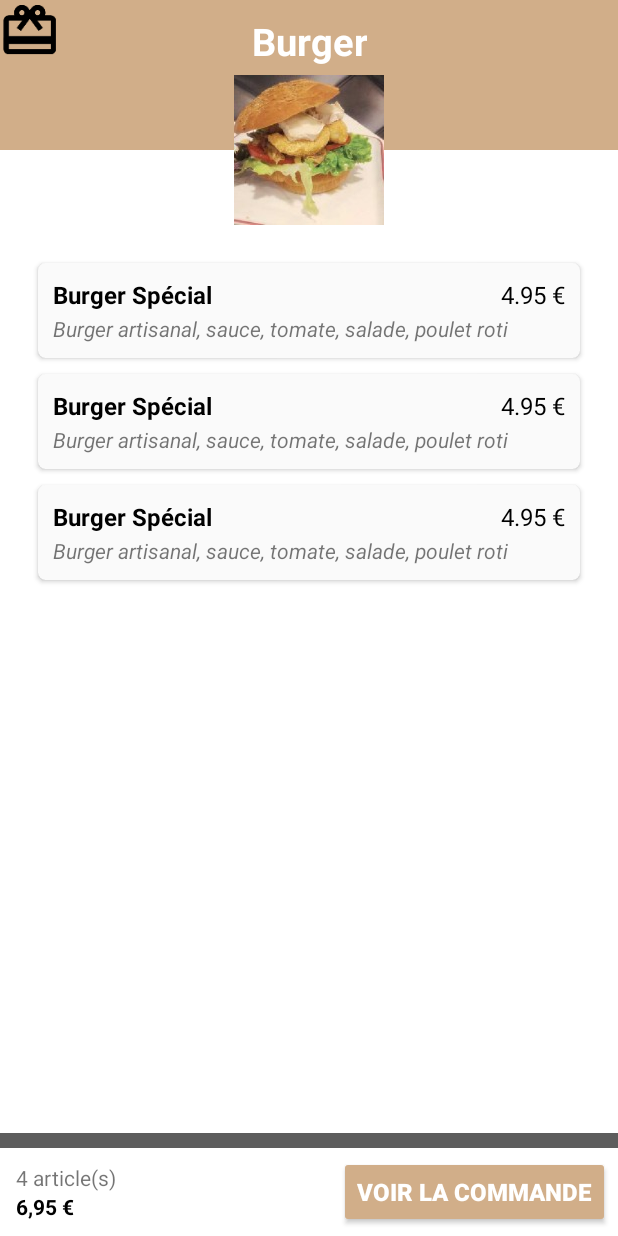
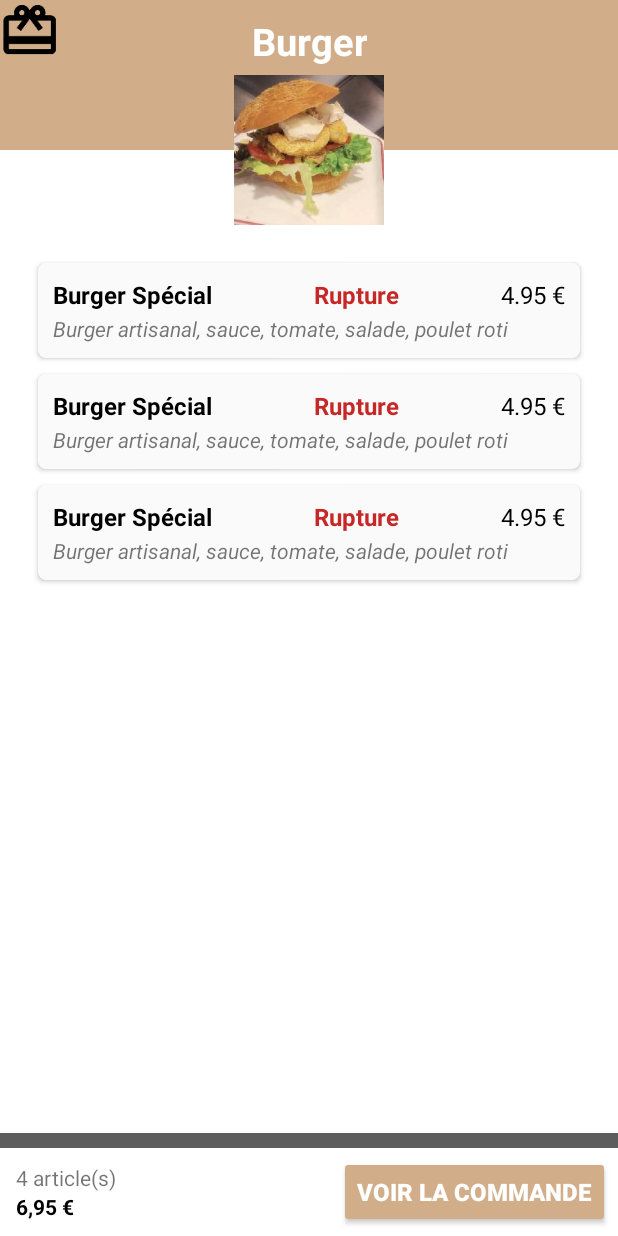
Before and after one commit to Anth06ny/Ergot, an Android app: the layout activity_product_list.xml on its own in the app's theme, with its tools: preview values and no code run, on a phone screen of 412 x 824 dp. Run offline under Robolectric (Android 15) with nearby library versions, the phone set to English and light mode, and no system bars.

Commit message:
Gestion de la rupture d'un produit

```diff
--- a/app/src/main/java/ergot/anthony/com/ergot/MyApplication.java
+++ b/app/src/main/java/ergot/anthony/com/ergot/MyApplication.java
@@ -1,11 +1,13 @@
 package ergot.anthony.com.ergot;
 
 import android.app.Application;
+import android.util.Log;
 
 import com.crashlytics.android.Crashlytics;
 import com.squareup.otto.Bus;
 
 import ergot.anthony.com.ergot.model.bean.CommandeBean;
+import ergot.anthony.com.ergot.transverse.utils.SharedPreferenceUtils;
 import io.fabric.sdk.android.Fabric;
 
 /**
@@ -18,8 +20,6 @@ public class MyApplication extends Application {
      * AFaire
      *
      *
-     * Trouver comment faire en sorte que le push fonctionne même en bg
-     * Gerer le clic sur la notification retourne bien MainActivity(plusieurs clcik ) et qu'il efface bien la stack trace ancienne
      */
 
     private static CommandeBean commandeBean;
@@ -37,6 +37,7 @@ public class MyApplication extends Application {
         myApplication = this;
         newCommande();
         bus = new Bus();
+        Log.w("TAG_FIREBASE", "firebaseToken=" + SharedPreferenceUtils.getFireBaseToken());
 
         debugMode = getResources().getBoolean(R.bool.debug);
         adminMode = getResources().getBoolean(R.bool.adminMode);
--- a/app/src/main/res/layout/row_product.xml
+++ b/app/src/main/res/layout/row_product.xml
@@ -24,11 +24,21 @@
 
             <TextView
                 android:id="@+id/tv_title"
-                android:layout_width="0dp"
+                android:layout_width="wrap_content"
                 android:layout_height="wrap_content"
-                android:layout_weight="1"
                 android:text="Burger Spécial"
                 android:textColor="@android:color/black"
+                android:textSize="@dimen/font_16"
+                android:textStyle="bold"/>
+
+            <TextView
+                android:id="@+id/tv_rupture"
+                android:layout_width="wrap_content"
+                android:layout_height="wrap_content"
+                android:gravity="center"
+                android:layout_weight="1"
+                android:text="@string/rupture"
+                android:textColor="@color/error_color"
                 android:textSize="@dimen/font_16"
                 android:textStyle="bold"/>
 
--- a/app/src/main/res/values-sw620dp/dimens.xml
+++ b/app/src/main/res/values-sw620dp/dimens.xml
@@ -3,7 +3,7 @@
     <dimen name="activity_horizontal_margin">16dp</dimen>
 
 
-    <!-- dimension du text * 2 -->
+    <!-- dimension du text * 2
     <dimen name="font_10">20sp</dimen>
     <dimen name="font_11">22sp</dimen>
     <dimen name="font_12">24sp</dimen>
@@ -18,7 +18,7 @@
     <dimen name="font_30">60sp</dimen>
     <dimen name="font_40">80sp</dimen>
     <dimen name="font_50">100sp</dimen>
-
+     -->
     <!-- Margin *2 -->
     <dimen name="margin_1">2dp</dimen>
     <dimen name="margin_2">4dp</dimen>
--- a/app/src/main/res/values-sw800dp/dimens.xml
+++ b/app/src/main/res/values-sw800dp/dimens.xml
@@ -3,7 +3,7 @@
     <dimen name="activity_horizontal_margin">16dp</dimen>
 
 
-    <!-- dimension du text * 2 -->
+    <!-- dimension du text * 2
     <dimen name="font_10">30sp</dimen>
     <dimen name="font_11">33sp</dimen>
     <dimen name="font_12">36sp</dimen>
@@ -18,7 +18,7 @@
     <dimen name="font_30">90sp</dimen>
     <dimen name="font_40">120sp</dimen>
     <dimen name="font_50">150sp</dimen>
-
+          -->
     <!-- Margin *2 -->
     <dimen name="margin_1">2dp</dimen>
     <dimen name="margin_2">6dp</dimen>
--- a/app/src/main/res/values/strings.xml
+++ b/app/src/main/res/values/strings.xml
@@ -32,9 +32,11 @@
     <string name="tv_command_canceled">La commande a été annulée</string>
     <string name="cancel_reason_lib">Raison de l\'annulation :</string>
 
+
     <!-- GestionCommandeActivity -->
     <string name="gestion_commande_title">Gestion des commandes</string>
     <string name="tv_commande_lib">Commande : </string>
+    <string name="rupture">Rupture</string>
 
     <!-- History -->
     <string name="time_expected">Heure estimée : </string>
@@ -77,6 +79,7 @@
     <string name="email_title">email :</string>
     <string name="comande_ready_in">La commande sera prête dans environ :</string>
     <string name="no_produit_to_send">Votre commande ne contient aucun produit</string>
+    <string name="product_disable">Produit momentanément indisponible</string>
 
 
 </resources>
```
Also changed, not shown: app/src/main/java/ergot/anthony/com/ergot/controler/productlist/ProductAdapter.java (+5 -3 lines), app/src/main/java/ergot/anthony/com/ergot/controler/productlist/ProductListActivity.java (+10 -0 lines), app/src/main/java/ergot/anthony/com/ergot/model/bean/ProductBean.java (+9 -0 lines), gradle.properties (+6 -2 lines).
